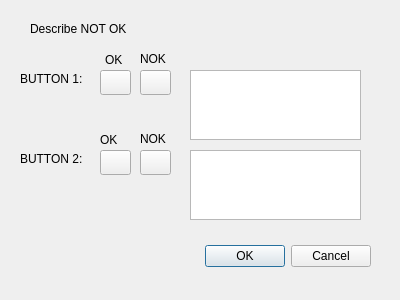
Old version of the form dialog.ui in the repository JakobGerjolj/SideMountTestGUI.
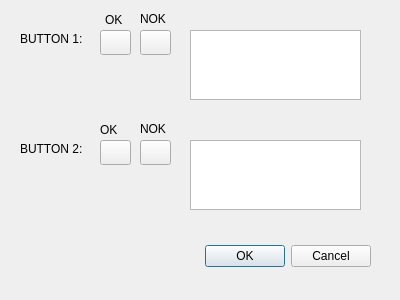
New version of the form.

What changed in the file:
```diff
--- a/dialog.ui
+++ b/dialog.ui
@@ -29,24 +29,11 @@
     <set>QDialogButtonBox::Cancel|QDialogButtonBox::Ok</set>
    </property>
   </widget>
-  <widget class="QLabel" name="label">
-   <property name="geometry">
-    <rect>
-     <x>30</x>
-     <y>20</y>
-     <width>261</width>
-     <height>17</height>
-    </rect>
-   </property>
-   <property name="text">
-    <string>Describe NOT OK</string>
-   </property>
-  </widget>
   <widget class="QLabel" name="label_2">
    <property name="geometry">
     <rect>
      <x>20</x>
-     <y>70</y>
+     <y>30</y>
      <width>81</width>
      <height>17</height>
     </rect>
@@ -59,7 +46,7 @@
    <property name="geometry">
     <rect>
      <x>100</x>
-     <y>70</y>
+     <y>30</y>
      <width>31</width>
      <height>25</height>
     </rect>
@@ -72,7 +59,7 @@
    <property name="geometry">
     <rect>
      <x>140</x>
-     <y>70</y>
+     <y>30</y>
      <width>31</width>
      <height>25</height>
     </rect>
@@ -85,7 +72,7 @@
    <property name="geometry">
     <rect>
      <x>105</x>
-     <y>50</y>
+     <y>10</y>
      <width>21</width>
      <height>20</height>
     </rect>
@@ -98,7 +85,7 @@
    <property name="geometry">
     <rect>
      <x>140</x>
-     <y>50</y>
+     <y>10</y>
      <width>31</width>
      <height>17</height>
     </rect>
@@ -111,7 +98,7 @@
    <property name="geometry">
     <rect>
      <x>20</x>
-     <y>150</y>
+     <y>140</y>
      <width>81</width>
      <height>17</height>
     </rect>
@@ -124,7 +111,7 @@
    <property name="geometry">
     <rect>
      <x>140</x>
-     <y>150</y>
+     <y>140</y>
      <width>31</width>
      <height>25</height>
     </rect>
@@ -137,7 +124,7 @@
    <property name="geometry">
     <rect>
      <x>100</x>
-     <y>150</y>
+     <y>140</y>
      <width>31</width>
      <height>25</height>
     </rect>
@@ -150,7 +137,7 @@
    <property name="geometry">
     <rect>
      <x>190</x>
-     <y>70</y>
+     <y>30</y>
      <width>171</width>
      <height>70</height>
     </rect>
@@ -160,7 +147,7 @@
    <property name="geometry">
     <rect>
      <x>190</x>
-     <y>150</y>
+     <y>140</y>
      <width>171</width>
      <height>70</height>
     </rect>
@@ -170,7 +157,7 @@
    <property name="geometry">
     <rect>
      <x>100</x>
-     <y>130</y>
+     <y>120</y>
      <width>21</width>
      <height>20</height>
     </rect>
@@ -183,7 +170,7 @@
    <property name="geometry">
     <rect>
      <x>140</x>
-     <y>130</y>
+     <y>120</y>
      <width>31</width>
      <height>17</height>
     </rect>
```
